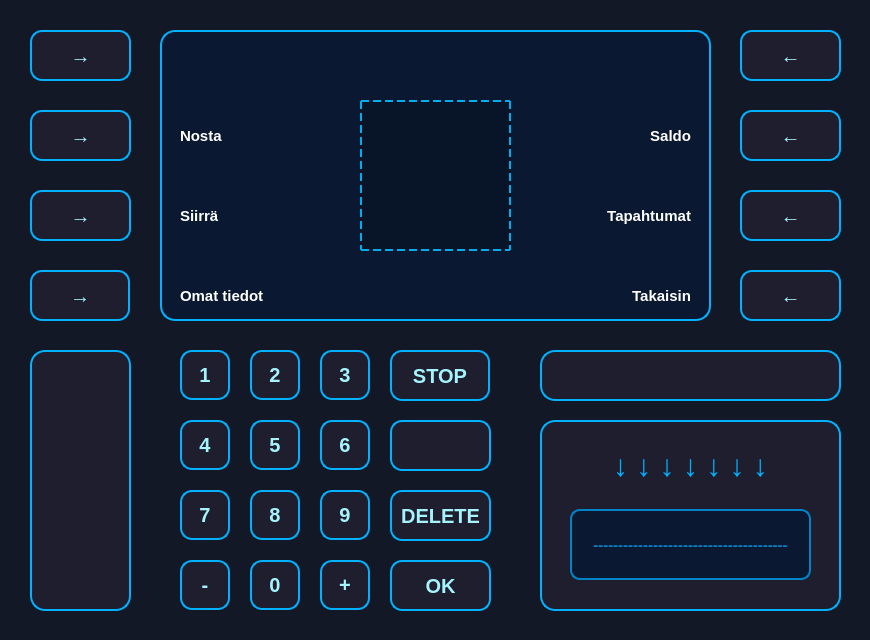
Above: bank-automat/mainmenu.ui from DeveMike/Software_Development_Application_Project before the change. Below: the same form after it.
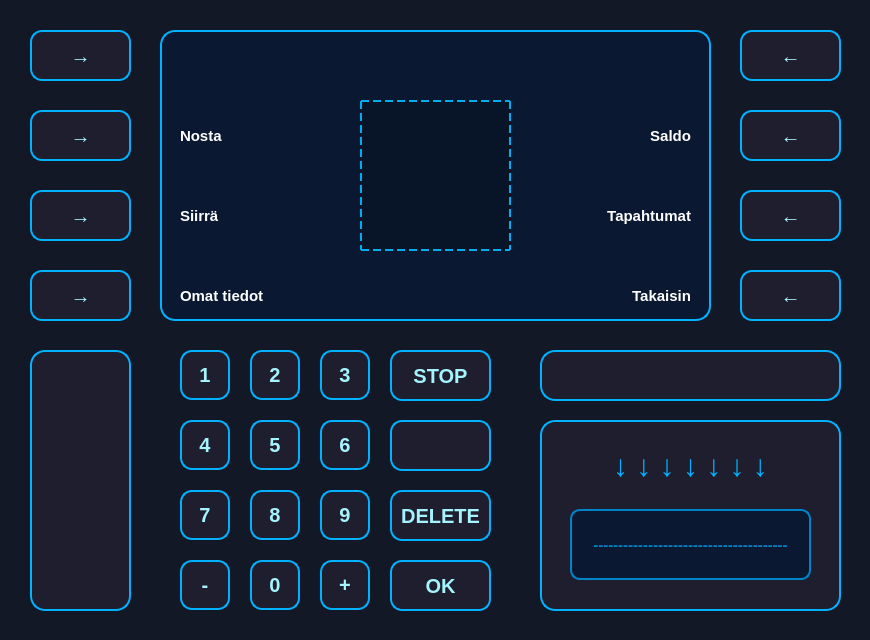
That is the form after the change. Icons and pictures are not drawn.

Patch:
```diff
--- a/bank-automat/mainmenu.ui
+++ b/bank-automat/mainmenu.ui
@@ -46,7 +46,7 @@
     <rect>
      <x>30</x>
      <y>270</y>
-     <width>100</width>
+     <width>101</width>
      <height>51</height>
     </rect>
    </property>
@@ -921,7 +921,7 @@
     <rect>
      <x>390</x>
      <y>350</y>
-     <width>100</width>
+     <width>101</width>
      <height>51</height>
     </rect>
    </property>
```
